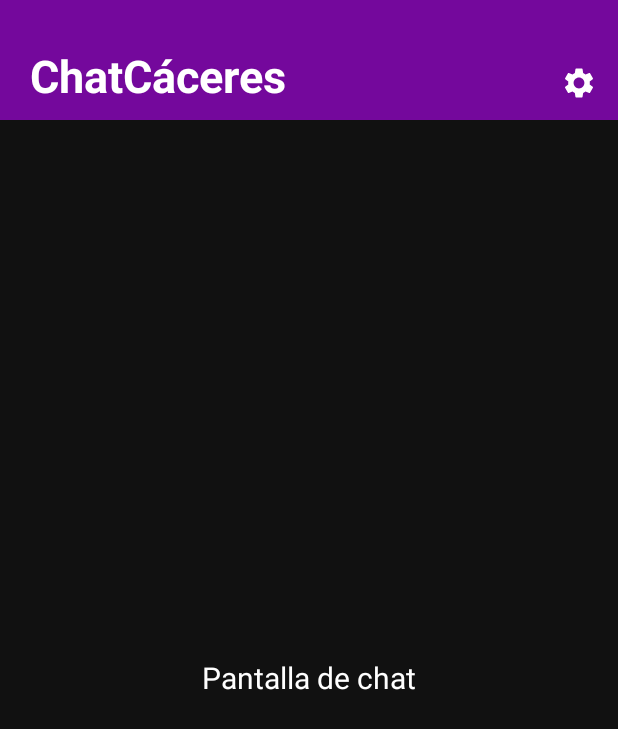
After one commit to ZullieTW/ChatCaceres, an Android app: the fragment ChatsFragment placed in its activity, on a phone screen of 412 x 824 dp. The commit adds this screen. Shown: the top 729 px of the screen. Run offline under Robolectric (Android 15) with nearby library versions, the phone set to English and light mode, and no system bars.

Commit message:
Añadido fragment_chats.xml y ChatsFragment.java

```diff
--- /dev/null
+++ b/app/src/main/java/com/example/chatcceres/ChatsFragment.java
@@ -0,0 +1,25 @@
+package com.example.chatcceres;
+
+import android.os.Bundle;
+
+import androidx.fragment.app.Fragment;
+
+import android.view.LayoutInflater;
+import android.view.View;
+import android.view.ViewGroup;
+
+public class ChatsFragment extends Fragment {
+
+
+    public ChatsFragment() {
+        // Required empty public constructor
+    }
+
+
+    @Override
+    public View onCreateView(LayoutInflater inflater, ViewGroup container,
+                             Bundle savedInstanceState) {
+        // Inflate the layout for this fragment
+        return inflater.inflate(R.layout.fragment_chats, container, false);
+    }
+}
--- a/app/src/main/java/com/example/chatcceres/MainActivity.java
+++ b/app/src/main/java/com/example/chatcceres/MainActivity.java
@@ -14,11 +14,13 @@
 
 public class MainActivity extends AppCompatActivity {
     public Firebase bd;
+    private ChatsFragment chatsFragment;
     @Override
     protected void onCreate(Bundle savedInstanceState) {
         super.onCreate(savedInstanceState);
         EdgeToEdge.enable(this);
         setContentView(R.layout.activity_main);
+
     }
 
     public void onEditUsuario(View view) {
--- a/app/src/main/res/layout/activity_main.xml
+++ b/app/src/main/res/layout/activity_main.xml
@@ -8,6 +8,7 @@
     tools:context=".MainActivity">
 
     <RelativeLayout
+        android:id="@+id/ly_relative"
         android:layout_width="match_parent"
         android:layout_height="wrap_content"
         android:background="@color/morado_botones"
@@ -36,4 +37,11 @@
 
     </RelativeLayout>
 
+
+    <FrameLayout
+        android:id="@+id/layout_chats"
+        android:layout_below="@id/ly_relative"
+        android:layout_width="match_parent"
+        android:layout_height="match_parent"/>
+
 </RelativeLayout>
--- /dev/null
+++ b/app/src/main/res/layout/fragment_chats.xml
@@ -0,0 +1,16 @@
+<?xml version="1.0" encoding="utf-8"?>
+<RelativeLayout xmlns:android="http://schemas.android.com/apk/res/android"
+    xmlns:tools="http://schemas.android.com/tools"
+    android:layout_width="match_parent"
+    android:layout_height="match_parent"
+    tools:context=".ChatsFragment">
+
+    <TextView
+        android:layout_width="wrap_content"
+        android:layout_height="wrap_content"
+        android:text="Pantalla de chat"
+        android:layout_centerInParent="true"
+        android:textSize="20dp"
+        android:textColor="@color/white"/>
+
+</RelativeLayout>
--- a/app/src/main/res/values/strings.xml
+++ b/app/src/main/res/values/strings.xml
@@ -1,3 +1,5 @@
 <resources>
     <string name="app_name">ChatCáceres</string>
+    <!-- TODO: Remove or change this placeholder text -->
+    <string name="hello_blank_fragment">Hello blank fragment</string>
 </resources>
```
